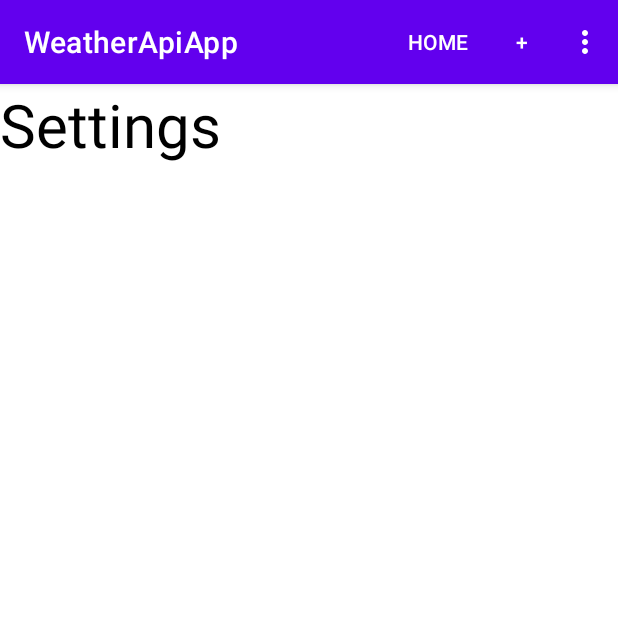
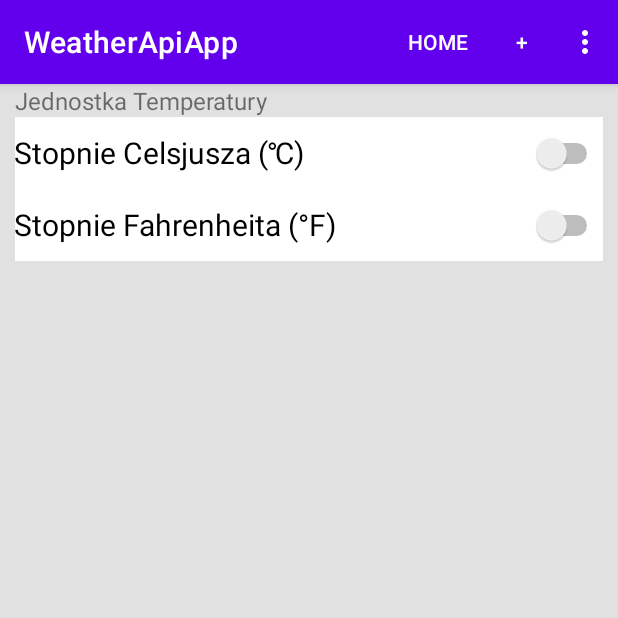
Before and after one commit to KingaGawron/WeatherApp, an Android app: the Settings screen opened directly, with no data from a screen before it, on a phone screen of 412 x 824 dp, the top half of it. Run offline under Robolectric (Android 15) with nearby library versions, the phone set to English and light mode, and no system bars.

Commit message:
Settings in progress

```diff
--- a/app/src/main/java/pl/wsei/mobilne/weatherapiapp/Settings.java
+++ b/app/src/main/java/pl/wsei/mobilne/weatherapiapp/Settings.java
@@ -6,6 +6,7 @@ import android.content.Intent;
 import android.os.Bundle;
 import android.view.Menu;
 import android.view.MenuItem;
+import android.view.View;
 
 public class Settings extends AppCompatActivity {
 
@@ -44,4 +45,12 @@ public class Settings extends AppCompatActivity {
         else
             return super.onOptionsItemSelected(item);
     }
+
+    public void setCel(View view) {
+
+    }
+
+    public void setFah(View view) {
+
+    }
 }
--- a/app/src/main/res/layout/activity_settings.xml
+++ b/app/src/main/res/layout/activity_settings.xml
@@ -4,14 +4,40 @@
     xmlns:tools="http://schemas.android.com/tools"
     android:layout_width="match_parent"
     android:layout_height="match_parent"
+    android:background="#E1E1E1"
     android:orientation="vertical"
     tools:context=".Settings">
+
     <TextView
+        android:id="@+id/textView"
         android:layout_width="wrap_content"
         android:layout_height="wrap_content"
-        android:text="Settings"
-        android:textColor="@android:color/black"
-        android:textSize="40sp"
-        ></TextView>
+        android:layout_marginLeft="10dp"
+        android:text="Jednostka Temperatury"
+        android:textSize="16sp" />
+
+    <Switch
+        android:id="@+id/switchCel"
+        android:layout_width="match_parent"
+        android:layout_height="48dp"
+        android:layout_marginLeft="10dp"
+        android:layout_marginRight="10dp"
+        android:background="@color/white"
+        android:button="@color/white"
+        android:onClick="setCel"
+        android:text="Stopnie Celsjusza (℃)"
+        android:textSize="20sp" />
+
+    <Switch
+        android:id="@+id/switchFah"
+        android:layout_width="match_parent"
+        android:layout_height="48dp"
+        android:layout_marginLeft="10dp"
+        android:layout_marginRight="10dp"
+        android:background="@color/white"
+        android:button="@color/white"
+        android:onClick="setFah"
+        android:text="Stopnie Fahrenheita (°F)"
+        android:textSize="20sp" />
 
 </LinearLayout>
```
